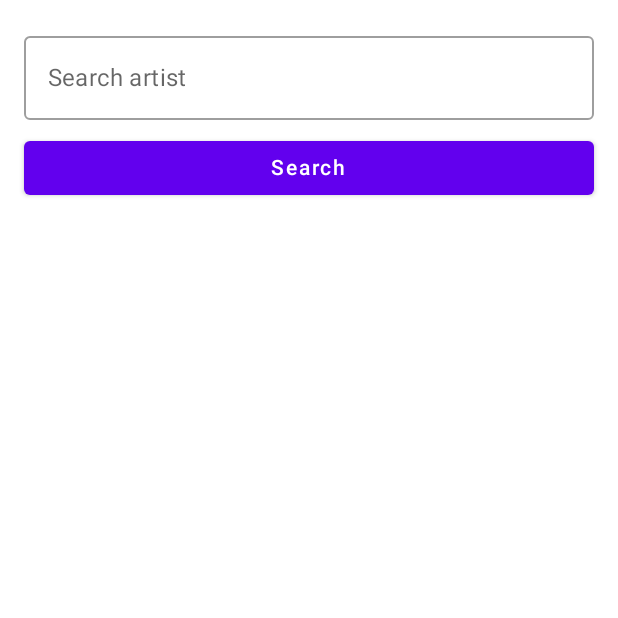
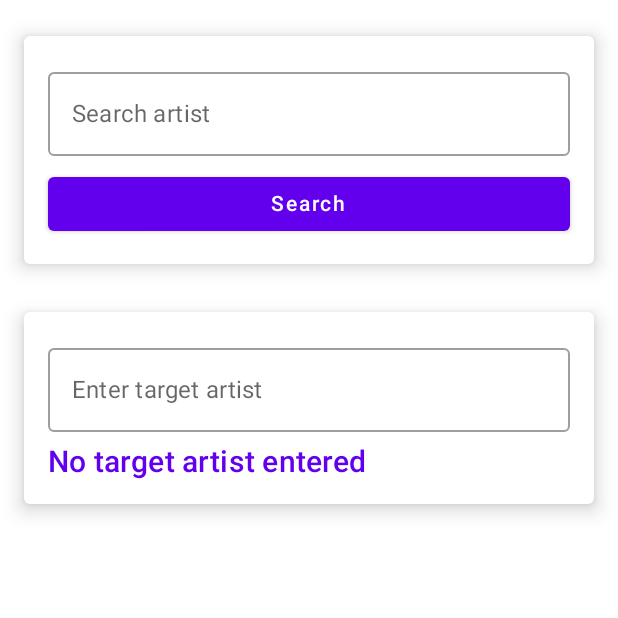
Before and after one commit to 4444est/genre-chain, an Android app built with Jetpack Compose: the screen it shows after launch (MainActivity), on a phone screen of 412 x 824 dp, the top half of it. Run offline under Robolectric (Android 15) with nearby library versions, the phone set to English and light mode, and no system bars.

Commit message:
Changing Start Screen as well as prompting the user to enter target artist.

```diff
--- a/app/src/main/java/com/example/genrechain/ui/screens/StartScreen.kt
+++ b/app/src/main/java/com/example/genrechain/ui/screens/StartScreen.kt
@@ -1,6 +1,5 @@
 package com.example.genrechain.ui.screens
 
-import android.app.Application
 import androidx.compose.foundation.clickable
 import androidx.compose.foundation.layout.*
 import androidx.compose.foundation.lazy.LazyColumn
@@ -10,9 +9,7 @@ import androidx.compose.runtime.*
 import androidx.compose.runtime.saveable.rememberSaveable
 import androidx.compose.ui.Modifier
 import androidx.compose.ui.graphics.Color
-import androidx.compose.ui.platform.LocalContext
 import androidx.compose.ui.unit.dp
-import androidx.lifecycle.ViewModelProvider
 import androidx.lifecycle.viewmodel.compose.viewModel
 import com.example.genrechain.data.remote.dto.ArtistDto
 import com.example.genrechain.viewmodel.GameViewModel
@@ -21,40 +18,91 @@ import com.example.genrechain.viewmodel.GameViewModel
 fun StartScreen(
     onArtistClick: (ArtistDto) -> Unit
 ) {
-    // pull Application for your AndroidViewModel
-//    val application = LocalContext.current.applicationContext as Application
-
-    // explicitly create your VM with the Application constructor
     val viewModel: GameViewModel = viewModel()
 
-    // UI state
     var query by rememberSaveable { mutableStateOf("") }
+    var targetQuery by rememberSaveable { mutableStateOf("") }  // Target artist input
+
     val results by viewModel.searchResults.collectAsState()
-    val error   by viewModel.error.collectAsState()
+    val error by viewModel.error.collectAsState()
     var listVisible by remember { mutableStateOf(true) }
 
-    Column(modifier = Modifier.fillMaxSize().padding(16.dp)) {
-        // Search bar + button
-        OutlinedTextField(value = query, onValueChange = { query = it },
-            label = { Text("Search artist") }, modifier = Modifier.fillMaxWidth())
-        Button(onClick = {
+    Surface(color = MaterialTheme.colors.background) {
+        Column(
+            modifier = Modifier
+                .fillMaxSize()
+                .padding(16.dp)
+        ) {
+            // Search Section
+            Card(
+                modifier = Modifier
+                    .fillMaxWidth()
+                    .padding(vertical = 8.dp),
+                elevation = 8.dp
+            ) {
+                Column(Modifier.padding(16.dp)) {
+                    OutlinedTextField(
+                        value = query,
+                        onValueChange = { query = it },
+                        label = { Text("Search artist") },
+                        modifier = Modifier.fillMaxWidth()
+                    )
+                    Spacer(Modifier.height(8.dp))
+                    Button(
+                        onClick = {
                             viewModel.search(query)
                             listVisible = true
                         },
-            modifier = Modifier.fillMaxWidth().padding(top = 8.dp)) { Text("Search") }
-
-        // Error display
-        error?.let {
-            Text("Error: $it",
-                color = Color.Red,
-                modifier = Modifier.padding(top = 8.dp))
+                        modifier = Modifier.fillMaxWidth()
+                    ) {
+                        Text("Search")
+                    }
+                }
             }
 
             Spacer(Modifier.height(16.dp))
 
-        // Results list
+            // Target Artist Section
+            Card(
+                modifier = Modifier
+                    .fillMaxWidth()
+                    .padding(vertical = 8.dp),
+                elevation = 8.dp
+            ) {
+                Column(Modifier.padding(16.dp)) {
+                    OutlinedTextField(
+                        value = targetQuery,
+                        onValueChange = { targetQuery = it },
+                        label = { Text("Enter target artist") },
+                        modifier = Modifier.fillMaxWidth()
+                    )
+                    Spacer(Modifier.height(8.dp))
+                    Text(
+                        text = if (targetQuery.isNotEmpty()) " Target: $targetQuery" else "No target artist entered",
+                        style = MaterialTheme.typography.h6,
+                        color = MaterialTheme.colors.primary
+                    )
+                }
+            }
+
+            Spacer(Modifier.height(16.dp))
+
+            // Error Section
+            error?.let {
+                Text(
+                    "Error: $it",
+                    color = Color.Red,
+                    modifier = Modifier.padding(top = 8.dp)
+                )
+            }
+
+            Spacer(Modifier.height(16.dp))
+
+            // Search Results or Picked Artist
             if (listVisible && results.isNotEmpty()) {
-            LazyColumn(modifier = Modifier.fillMaxSize()) {
+                LazyColumn(
+                    modifier = Modifier.fillMaxSize()
+                ) {
                     items(results) { artist ->
                         Text(
                             text = artist.name,
@@ -71,18 +119,29 @@ fun StartScreen(
                         Divider()
                     }
                 }
-        }
-
-        // After click: show chosen artist
-        if (!listVisible) {
+            } else {
                 viewModel.selected.collectAsState().value?.let { chosen ->
+                    Card(
+                        modifier = Modifier
+                            .fillMaxWidth()
+                            .padding(vertical = 8.dp),
+                        elevation = 8.dp
+                    ) {
+                        Column(Modifier.padding(16.dp)) {
                             Text(
-                    "You picked: ${chosen.name}\n" +
-                            "Genres: ${chosen.genres.joinToString()}",
+                                text = " You picked: ${chosen.name}",
                                 style = MaterialTheme.typography.h6,
-                    modifier = Modifier.padding(top = 16.dp)
+                                color = MaterialTheme.colors.secondary
+                            )
+                            Spacer(Modifier.height(8.dp))
+                            Text(
+                                text = "Genres: ${chosen.genres.joinToString()}",
+                                style = MaterialTheme.typography.subtitle1
                             )
                         }
                     }
                 }
             }
+        }
+    }
+}
```
Lines whose indentation alone changed are shown as unchanged.
